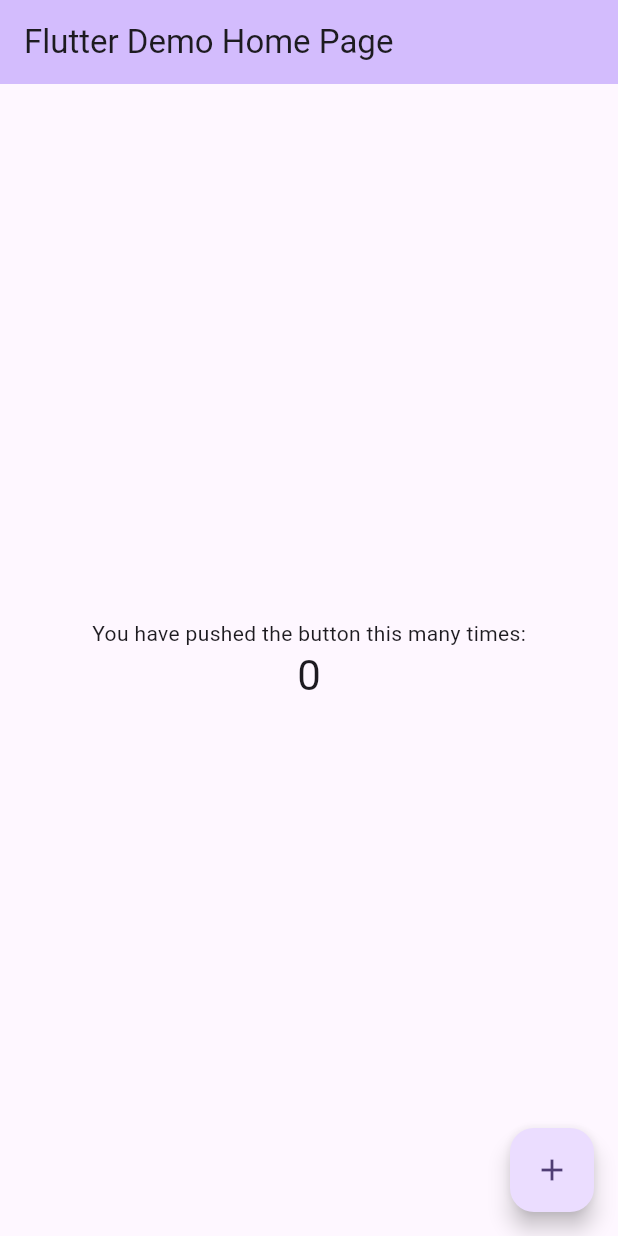
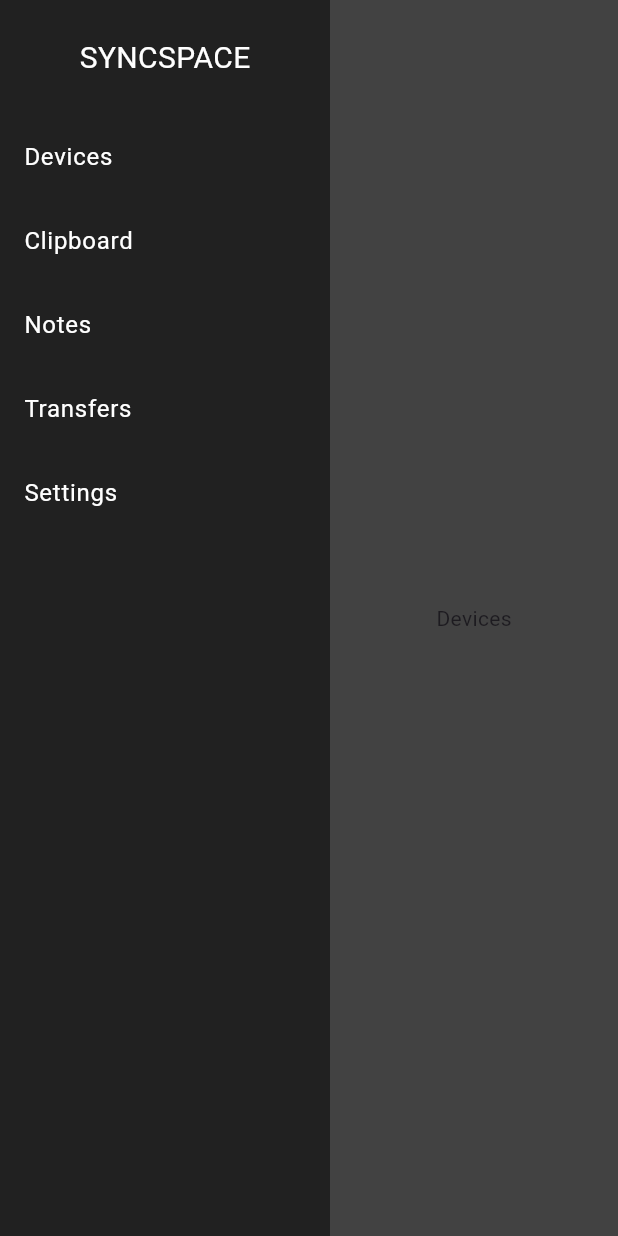
Before and after one commit to louisboii747/SyncSpace, a Flutter app: the screen it shows after launch, on a phone screen of 412 x 824 dp. Run offline on Flutter 3.47's test engine with Material 3 defaults, Android fonts, the phone set to English and light mode, and no system bars.

Commit message:
feat: implement main application structure with navigation and feature pages

```diff
--- /dev/null
+++ b/frontend/flutter_app/lib/features/clipboard/clipboard_page.dart
@@ -0,0 +1,10 @@
+import 'package:flutter/material.dart';
+
+class ClipboardPage extends StatelessWidget {
+  const ClipboardPage({super.key});
+
+  @override
+  Widget build(BuildContext context) {
+    return const Center(child: Text("Clipboard"));
+  }
+}
--- /dev/null
+++ b/frontend/flutter_app/lib/features/devices/devices_page.dart
@@ -0,0 +1,10 @@
+import 'package:flutter/material.dart';
+
+class DevicesPage extends StatelessWidget {
+  const DevicesPage({super.key});
+
+  @override
+  Widget build(BuildContext context) {
+    return const Center(child: Text("Devices"));
+  }
+}
--- /dev/null
+++ b/frontend/flutter_app/lib/features/notes/notes_page.dart
@@ -0,0 +1,10 @@
+import 'package:flutter/material.dart';
+
+class NotesPage extends StatelessWidget {
+  const NotesPage({super.key});
+
+  @override
+  Widget build(BuildContext context) {
+    return const Center(child: Text("Notes"));
+  }
+}
--- /dev/null
+++ b/frontend/flutter_app/lib/features/settings/settings_page.dart
@@ -0,0 +1,10 @@
+import 'package:flutter/material.dart';
+
+class SettingsPage extends StatelessWidget {
+  const SettingsPage({super.key});
+
+  @override
+  Widget build(BuildContext context) {
+    return const Center(child: Text("Settings"));
+  }
+}
--- /dev/null
+++ b/frontend/flutter_app/lib/features/transfers/transfers_page.dart
@@ -0,0 +1,10 @@
+import 'package:flutter/material.dart';
+
+class TransfersPage extends StatelessWidget {
+  const TransfersPage({super.key});
+
+  @override
+  Widget build(BuildContext context) {
+    return const Center(child: Text("Transfers"));
+  }
+}
--- a/frontend/flutter_app/lib/main.dart
+++ b/frontend/flutter_app/lib/main.dart
@@ -1,122 +1,19 @@
 import 'package:flutter/material.dart';
+import 'shell/shell_screen.dart';
 
 void main() {
-  runApp(const MyApp());
+  runApp(const SyncSpaceApp());
 }
 
-class MyApp extends StatelessWidget {
-  const MyApp({super.key});
+class SyncSpaceApp extends StatelessWidget {
+  const SyncSpaceApp({super.key});
 
-  // This widget is the root of your application.
   @override
   Widget build(BuildContext context) {
     return MaterialApp(
-      title: 'Flutter Demo',
-      theme: ThemeData(
-        // This is the theme of your application.
-        //
-        // TRY THIS: Try running your application with "flutter run". You'll see
-        // the application has a purple toolbar. Then, without quitting the app,
-        // try changing the seedColor in the colorScheme below to Colors.green
-        // and then invoke "hot reload" (save your changes or press the "hot
-        // reload" button in a Flutter-supported IDE, or press "r" if you used
-        // the command line to start the app).
-        //
-        // Notice that the counter didn't reset back to zero; the application
-        // state is not lost during the reload. To reset the state, use hot
-        // restart instead.
-        //
-        // This works for code too, not just values: Most code changes can be
-        // tested with just a hot reload.
-        colorScheme: .fromSeed(seedColor: Colors.deepPurple),
-      ),
-      home: const MyHomePage(title: 'Flutter Demo Home Page'),
+      title: 'SyncSpace',
+      debugShowCheckedModeBanner: false,
+      home: const ShellScreen(),
     );
   }
 }
-
-class MyHomePage extends StatefulWidget {
-  const MyHomePage({super.key, required this.title});
-
-  // This widget is the home page of your application. It is stateful, meaning
-  // that it has a State object (defined below) that contains fields that affect
-  // how it looks.
-
-  // This class is the configuration for the state. It holds the values (in this
-  // case the title) provided by the parent (in this case the App widget) and
-  // used by the build method of the State. Fields in a Widget subclass are
-  // always marked "final".
-
-  final String title;
-
-  @override
-  State<MyHomePage> createState() => _MyHomePageState();
-}
-
-class _MyHomePageState extends State<MyHomePage> {
-  int _counter = 0;
-
-  void _incrementCounter() {
-    setState(() {
-      // This call to setState tells the Flutter framework that something has
-      // changed in this State, which causes it to rerun the build method below
-      // so that the display can reflect the updated values. If we changed
-      // _counter without calling setState(), then the build method would not be
-      // called again, and so nothing would appear to happen.
-      _counter++;
-    });
-  }
-
-  @override
-  Widget build(BuildContext context) {
-    // This method is rerun every time setState is called, for instance as done
-    // by the _incrementCounter method above.
-    //
-    // The Flutter framework has been optimized to make rerunning build methods
-    // fast, so that you can just rebuild anything that needs updating rather
-    // than having to individually change instances of widgets.
-    return Scaffold(
-      appBar: AppBar(
-        // TRY THIS: Try changing the color here to a specific color (to
-        // Colors.amber, perhaps?) and trigger a hot reload to see the AppBar
-        // change color while the other colors stay the same.
-        backgroundColor: Theme.of(context).colorScheme.inversePrimary,
-        // Here we take the value from the MyHomePage object that was created by
-        // the App.build method, and use it to set our appbar title.
-        title: Text(widget.title),
-      ),
-      body: Center(
-        // Center is a layout widget. It takes a single child and positions it
-        // in the middle of the parent.
-        child: Column(
-          // Column is also a layout widget. It takes a list of children and
-          // arranges them vertically. By default, it sizes itself to fit its
-          // children horizontally, and tries to be as tall as its parent.
-          //
-          // Column has various properties to control how it sizes itself and
-          // how it positions its children. Here we use mainAxisAlignment to
-          // center the children vertically; the main axis here is the vertical
-          // axis because Columns are vertical (the cross axis would be
-          // horizontal).
-          //
-          // TRY THIS: Invoke "debug painting" (choose the "Toggle Debug Paint"
-          // action in the IDE, or press "p" in the console), to see the
-          // wireframe for each widget.
-          mainAxisAlignment: .center,
-          children: [
-            const Text('You have pushed the button this many times:'),
-            Text(
-              '$_counter',
-              style: Theme.of(context).textTheme.headlineMedium,
-            ),
-          ],
-        ),
-      ),
-      floatingActionButton: FloatingActionButton(
-        onPressed: _incrementCounter,
-        tooltip: 'Increment',
-        child: const Icon(Icons.add),
-      ),
-    );
-  }
-}
--- /dev/null
+++ b/frontend/flutter_app/lib/shell/shell_screen.dart
@@ -0,0 +1,105 @@
+import 'package:flutter/material.dart';
+import '../features/devices/devices_page.dart';
+import '../features/clipboard/clipboard_page.dart';
+import '../features/notes/notes_page.dart';
+import '../features/transfers/transfers_page.dart';
+import '../features/settings/settings_page.dart';
+
+class ShellScreen extends StatefulWidget {
+  const ShellScreen({super.key});
+
+  @override
+  State<ShellScreen> createState() => _ShellScreenState();
+}
+
+class _ShellScreenState extends State<ShellScreen> {
+  int selectedIndex = 0;
+  void changePage(int index) {
+    setState(() {
+      selectedIndex = index;
+    });
+  }
+
+  final pages = [
+    const DevicesPage(),
+    const ClipboardPage(),
+    const NotesPage(),
+    const TransfersPage(),
+    const SettingsPage(),
+  ];
+
+  @override
+  Widget build(BuildContext context) {
+    return Scaffold(
+      body: Row(
+        children: [
+          Container(
+            width: 220,
+            color: Colors.grey.shade900,
+            child: Material(
+              color: Colors.transparent,
+              child: Column(
+                children: [
+                  const SizedBox(height: 24),
+
+                  const Text(
+                    "SYNCSPACE",
+                    style: TextStyle(color: Colors.white, fontSize: 20),
+                  ),
+
+                  const SizedBox(height: 24),
+
+                  ListTile(
+                    title: const Text(
+                      "Devices",
+                      style: TextStyle(color: Colors.white),
+                    ),
+                    onTap: () => changePage(0),
+                  ),
+
+                  ListTile(
+                    title: const Text(
+                      "Clipboard",
+                      style: TextStyle(color: Colors.white),
+                    ),
+                    onTap: () => changePage(1),
+                  ),
+
+                  ListTile(
+                    title: const Text(
+                      "Notes",
+                      style: TextStyle(color: Colors.white),
+                    ),
+                    onTap: () => changePage(2),
+                  ),
+
+                  ListTile(
+                    title: const Text(
+                      "Transfers",
+                      style: TextStyle(color: Colors.white),
+                    ),
+                    onTap: () => changePage(3),
+                  ),
+
+                  ListTile(
+                    title: const Text(
+                      "Settings",
+                      style: TextStyle(color: Colors.white),
+                    ),
+                    onTap: () => changePage(4),
+                  ),
+                ],
+              ),
+            ),
+          ),
+          Expanded(
+            child: Container(
+              color: Colors.grey.shade800,
+              child: pages[selectedIndex],
+            ),
+          ),
+        ],
+      ),
+    );
+  }
+}
```
